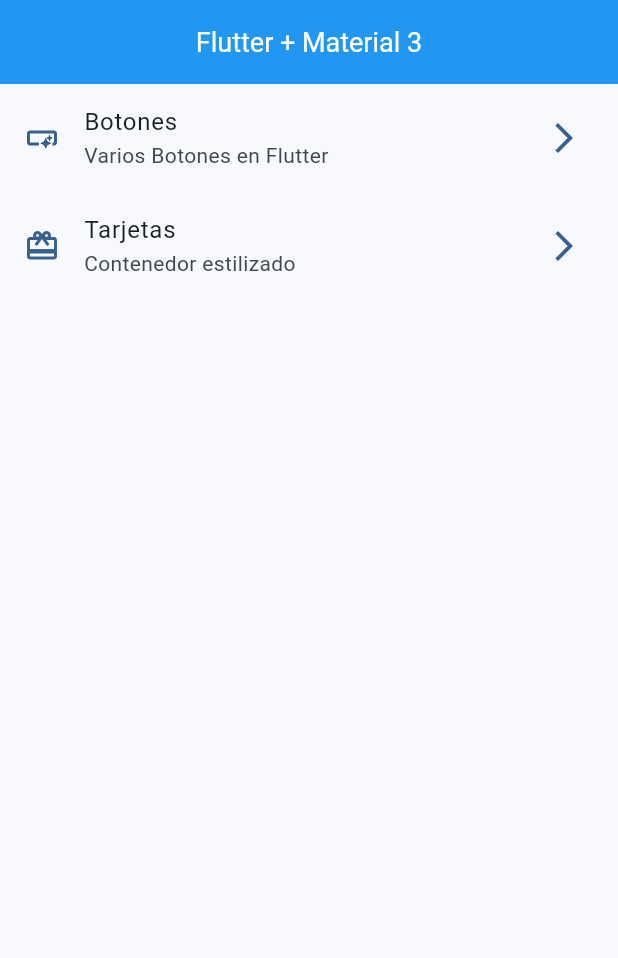
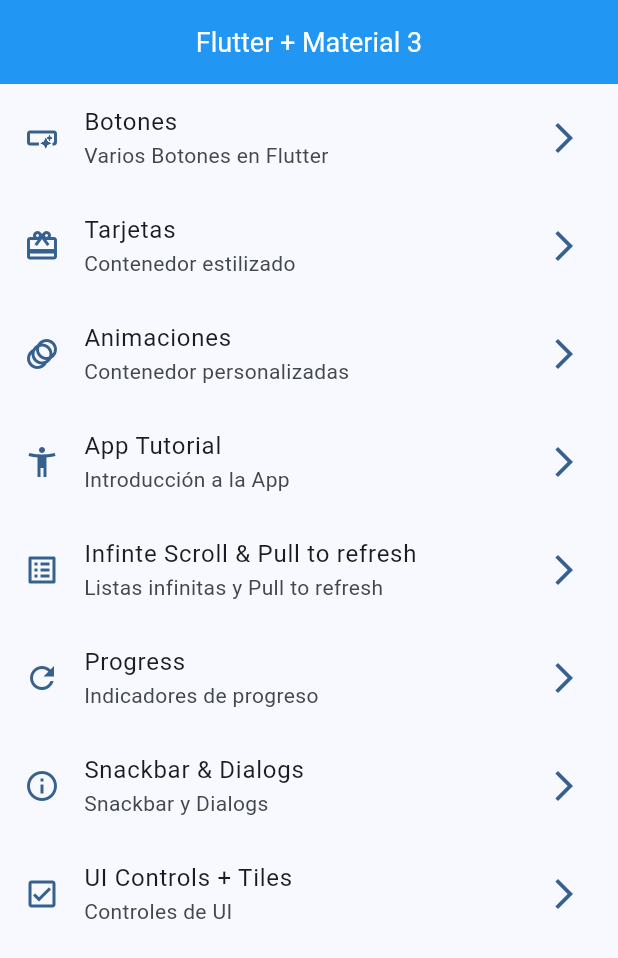
Before and after one commit to cadenaspm/widApp, a Flutter app: the screen it shows after launch, on a phone screen of 412 x 824 dp. Shown: the top 958 px of the screen. Run offline on Flutter 3.47's test engine with Material 3 defaults, Android fonts, the phone set to English and light mode, and no system bars; our stand-ins replace go_router.

Commit message:
created new menu options

```diff
--- a/lib/config/menu/menu_items.dart
+++ b/lib/config/menu/menu_items.dart
@@ -1,4 +1,3 @@
-import 'package:flutter/material.dart';
 import 'package:widgets_app/presentation/screens/screens.dart';
 
 class MenuItems {
@@ -30,4 +29,44 @@ const appMenuItems = [
     link: CardsScreen.name,
     icon: Icons.card_giftcard_outlined,
   ),
+  MenuItems(
+    title: 'Animaciones',
+    subtitle: 'Contenedor personalizadas',
+    link: AnimatedScreen.name,
+    icon: Icons.animation_outlined,
+  ),
+  MenuItems(
+    title: 'App Tutorial',
+    subtitle: 'Introducción a la App',
+    link: AppTutorialScreen.name,
+    icon: Icons.accessibility_new_outlined,
+  ),
+
+  MenuItems(
+    title: 'Infinte Scroll & Pull to refresh',
+    subtitle: 'Listas infinitas y Pull to refresh',
+    link: InfiniteScrollScreen.name,
+    icon: Icons.list_alt_outlined,
+  ),
+
+  MenuItems(
+    title: 'Progress',
+    subtitle: 'Indicadores de progreso',
+    link: ProgressScreen.name,
+    icon: Icons.refresh_outlined,
+  ),
+
+  MenuItems(
+    title: 'Snackbar & Dialogs',
+    subtitle: 'Snackbar y Dialogs',
+    link: SnackbarScreen.name,
+    icon: Icons.info_outline,
+  ),
+
+  MenuItems(
+    title: 'UI Controls + Tiles',
+    subtitle: 'Controles de UI',
+    link: UiControlsScreen.name,
+    icon: Icons.check_box_outlined,
+  ),
 ];
--- a/lib/presentation/screens/app_tutorial/app_tutorial_screen.dart
+++ b/lib/presentation/screens/app_tutorial/app_tutorial_screen.dart
@@ -10,6 +10,8 @@ class AppTutorialScreen extends StatelessWidget {
 
   @override
   Widget build(BuildContext context) {
-    return const Placeholder();
+    return const Placeholder(
+      child: Text('App Tutorial Screen'),
+    );
   }
 }
--- a/lib/presentation/screens/screens.dart
+++ b/lib/presentation/screens/screens.dart
@@ -1,10 +1,10 @@
+export 'package:widgets_app/presentation/screens/snackbar/snackbar_screen.dart';
 export 'package:flutter/material.dart';
 export 'package:widgets_app/presentation/screens/animated/animated_screen.dart';
 export 'package:widgets_app/presentation/screens/app_tutorial/app_tutorial_screen.dart';
 export 'package:widgets_app/presentation/screens/infinite_scroll/infinite_scroll_screen.dart';
 export 'package:widgets_app/presentation/screens/progress/progress_screen.dart';
 export 'package:widgets_app/presentation/screens/ui_controls/ui_controls_screen.dart';
-
 export'package:widgets_app/presentation/screens/buttons/buttons_screen.dart';
 export'package:widgets_app/presentation/screens/cards/cards_screen.dart';
 export'package:widgets_app/presentation/screens/home/home_screen.dart';
--- a/lib/presentation/screens/snackbar/snackbar_screen.dart
+++ b/lib/presentation/screens/snackbar/snackbar_screen.dart
@@ -10,6 +10,8 @@ class SnackbarScreen extends StatelessWidget {
 
   @override
   Widget build(BuildContext context) {
-    return const Placeholder();
+    return const Placeholder(
+      child: Text('Snackbar Screen'),
+    );
   }
 }
--- a/lib/presentation/screens/ui_controls/ui_controls_screen.dart
+++ b/lib/presentation/screens/ui_controls/ui_controls_screen.dart
@@ -10,6 +10,8 @@ class UiControlsScreen extends StatelessWidget {
 
   @override
   Widget build(BuildContext context) {
-    return const Placeholder();
+    return const Placeholder(
+      child: Text('UI Controls Screen'),
+    );
   }
 }
```
